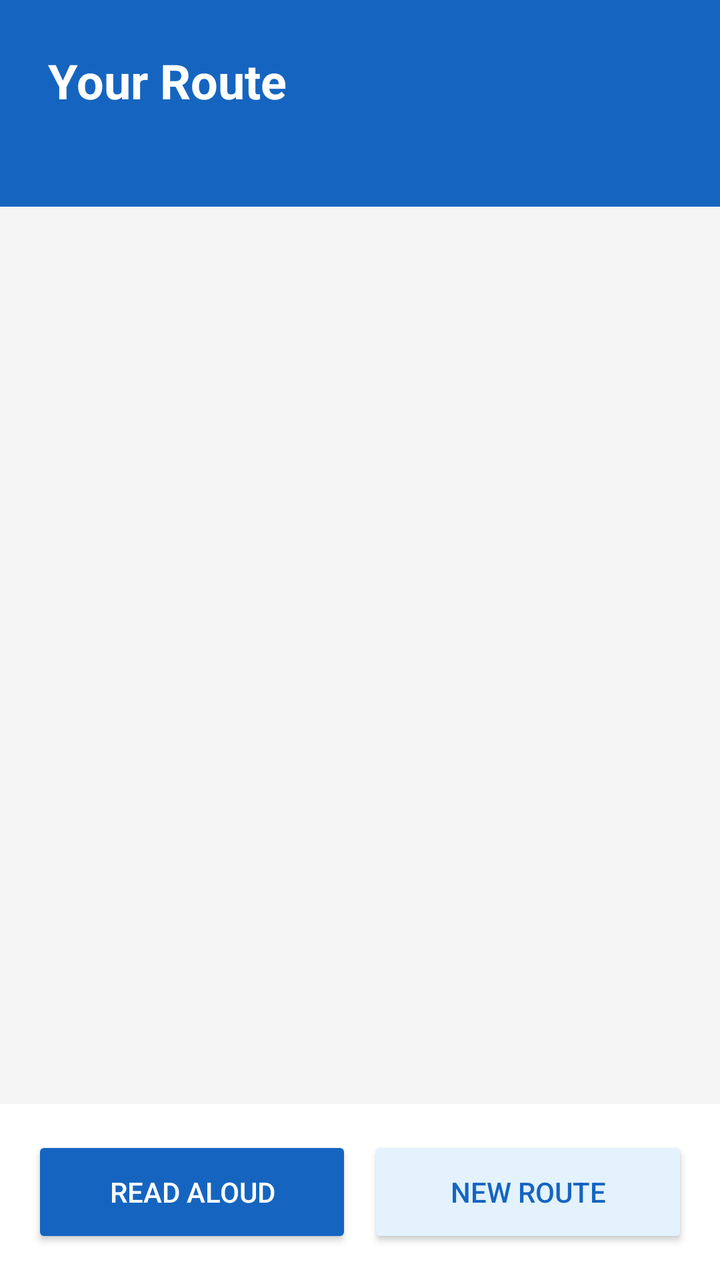
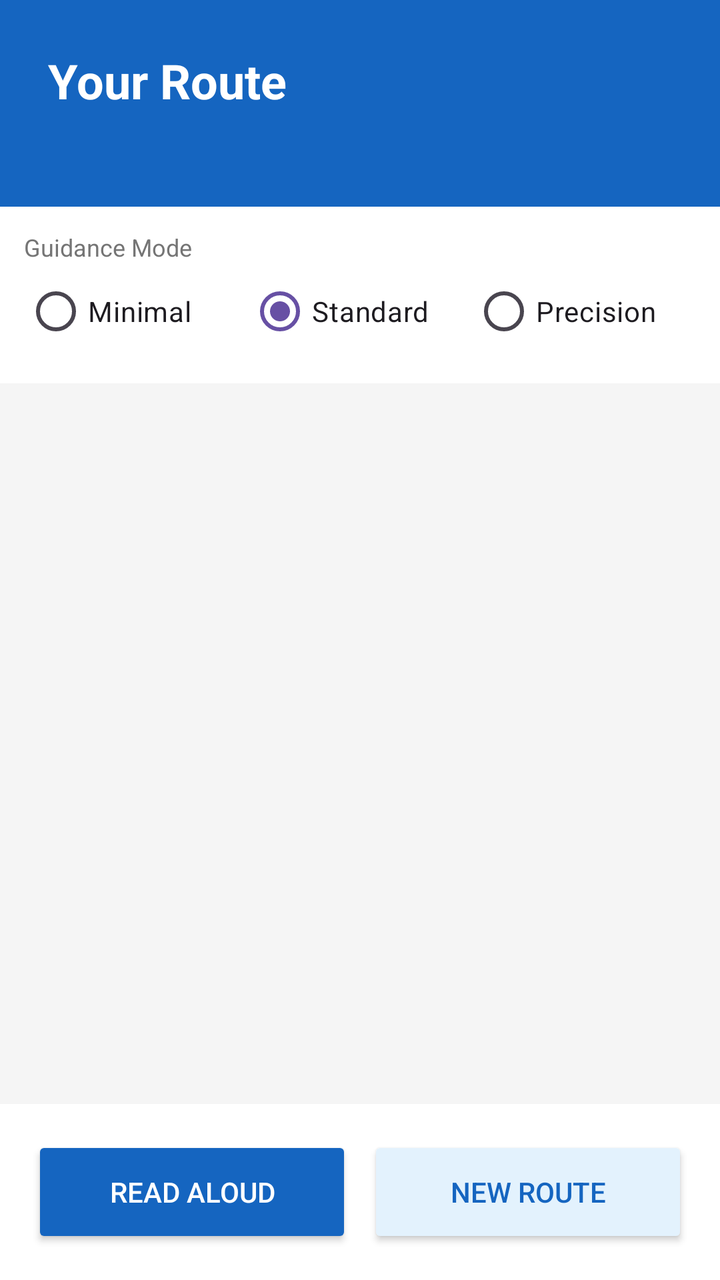

Compare the two renders of this Android layout. The source of the first and the diff that turns it into the second are given below.
<!-- AndroidManifest.xml: application theme Theme.NavAble -->
<!-- res/layout/activity_route.xml -->
<?xml version="1.0" encoding="utf-8"?>
<LinearLayout xmlns:android="http://schemas.android.com/apk/res/android"
    android:layout_width="match_parent"
    android:layout_height="match_parent"
    android:orientation="vertical"
    android:background="#F5F5F5">

    <LinearLayout
        android:layout_width="match_parent"
        android:layout_height="wrap_content"
        android:orientation="vertical"
        android:background="#1565C0"
        android:padding="24dp">

        <TextView
            android:layout_width="wrap_content"
            android:layout_height="wrap_content"
            android:text="Your Route"
            android:textSize="24sp"
            android:textStyle="bold"
            android:textColor="#FFFFFF"/>

        <TextView
            android:id="@+id/tvTotalDistance"
            android:layout_width="wrap_content"
            android:layout_height="wrap_content"
            android:textSize="14sp"
            android:textColor="#BBDEFB"
            android:layout_marginTop="4dp"/>

    </LinearLayout>

    <androidx.recyclerview.widget.RecyclerView
        android:id="@+id/recyclerRoute"
        android:layout_width="match_parent"
        android:layout_height="0dp"
        android:layout_weight="1"
        android:padding="16dp"/>

    <LinearLayout
        android:layout_width="match_parent"
        android:layout_height="wrap_content"
        android:orientation="horizontal"
        android:padding="16dp"
        android:background="#FFFFFF">

        <Button
            android:id="@+id/btnSpeak"
            android:layout_width="0dp"
            android:layout_height="56dp"
            android:layout_weight="1"
            android:text="Read Aloud"
            android:textColor="#FFFFFF"
            android:backgroundTint="#1565C0"
            android:layout_marginEnd="8dp"/>

        <Button
            android:id="@+id/btnBack"
            android:layout_width="0dp"
            android:layout_height="56dp"
            android:layout_weight="1"
            android:text="New Route"
            android:textColor="#1565C0"
            android:backgroundTint="#E3F2FD"/>

    </LinearLayout>

</LinearLayout>
<!-- resources referenced by this layout -->
<resources>
  <style name="Theme.NavAble" parent="Base.Theme.NavAble" />
  <style name="Base.Theme.NavAble" parent="Theme.Material3.DayNight.NoActionBar">
          
          
      </style>
</resources>

<!-- the commit's change to res/layout/activity_route.xml (unified diff, before → after) -->
@@ -27,6 +27,52 @@
             android:textSize="14sp"
             android:textColor="#BBDEFB"
             android:layout_marginTop="4dp"/>
+
+    </LinearLayout>
+
+    <LinearLayout
+        android:layout_width="match_parent"
+        android:layout_height="wrap_content"
+        android:orientation="vertical"
+        android:background="#FFFFFF"
+        android:padding="12dp">
+
+        <TextView
+            android:layout_width="wrap_content"
+            android:layout_height="wrap_content"
+            android:text="Guidance Mode"
+            android:textSize="12sp"
+            android:textColor="#757575"/>
+
+        <RadioGroup
+            android:id="@+id/radioGroupGuidanceMode"
+            android:layout_width="match_parent"
+            android:layout_height="wrap_content"
+            android:orientation="horizontal">
+
+            <RadioButton
+                android:id="@+id/radioMinimal"
+                android:layout_width="0dp"
+                android:layout_height="wrap_content"
+                android:layout_weight="1"
+                android:text="Minimal"/>
+
+            <RadioButton
+                android:id="@+id/radioStandard"
+                android:layout_width="0dp"
+                android:layout_height="wrap_content"
+                android:layout_weight="1"
+                android:text="Standard"
+                android:checked="true"/>
+
+            <RadioButton
+                android:id="@+id/radioPrecision"
+                android:layout_width="0dp"
+                android:layout_height="wrap_content"
+                android:layout_weight="1"
+                android:text="Precision"/>
+
+        </RadioGroup>
 
     </LinearLayout>
 
